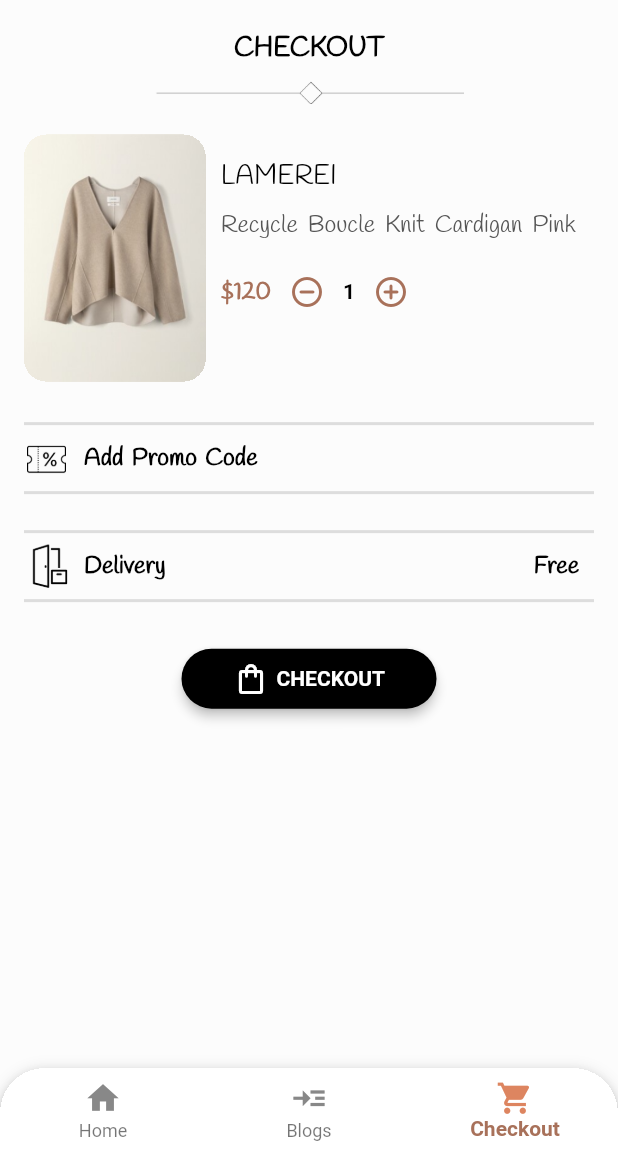
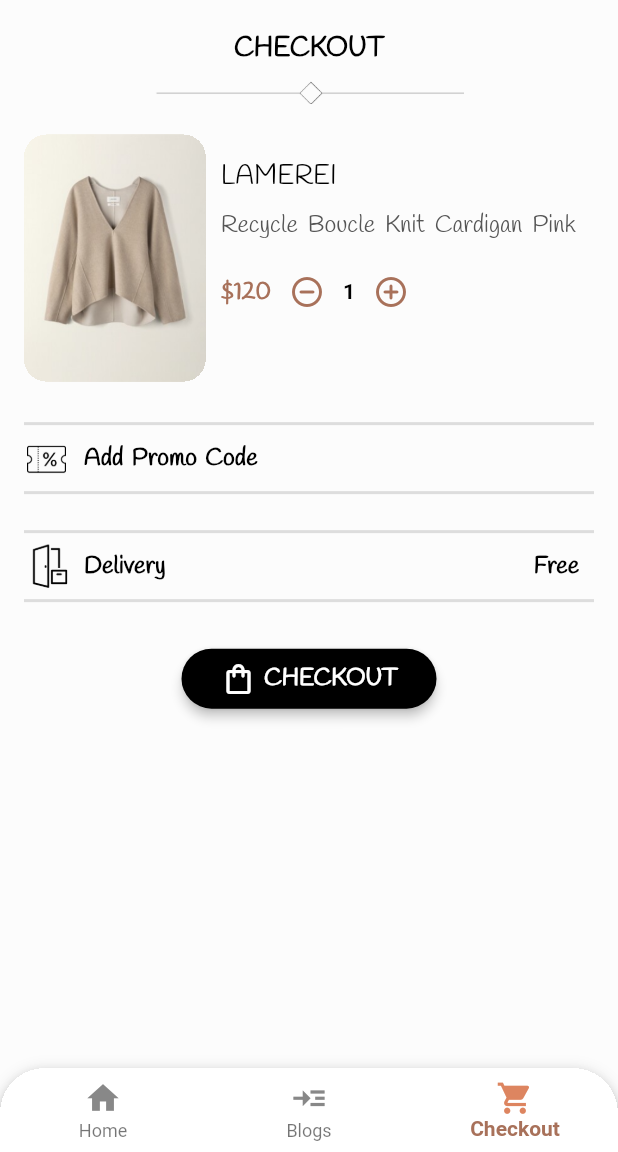
Before and after one commit to gorkemtoprak/OpenFashionApp, a Flutter app: the CheckoutView screen opened by its route, on a phone screen of 412 x 824 dp, the part 84-1236 px from its top. Run offline on Flutter 3.47's test engine with Material 2 defaults, Android fonts, the phone set to English and light mode, and no system bars; our stand-ins replace auto_route, carousel_slider, flutter_credit_card, sliding_sheet, tab_indicator_styler.

Commit message:
Current state

```diff
--- a/lib/core/utils/datas.dart
+++ b/lib/core/utils/datas.dart
@@ -56,6 +56,7 @@ final List<ProductModel> products = [
     price: '\$${120}',
     ratings: '4.3',
     sizes: ['S', 'M', 'L'],
+    type: 'Apparel',
   ),
   ProductModel(
     id: '2',
@@ -65,6 +66,7 @@ final List<ProductModel> products = [
     price: '\$${100}',
     ratings: '4.2',
     sizes: ['S', 'M', 'L'],
+    type: 'Apparel',
   ),
   ProductModel(
     id: '3',
@@ -74,6 +76,7 @@ final List<ProductModel> products = [
     price: '\$${70}',
     ratings: '4.0',
     sizes: ['S', 'M', 'L'],
+    type: 'Apparel',
   ),
   ProductModel(
     id: '4',
@@ -83,6 +86,7 @@ final List<ProductModel> products = [
     price: '\$${40}',
     ratings: '3.6',
     sizes: ['S', 'M', 'L'],
+    type: 'Apparel',
   ),
   ProductModel(
     id: '5',
@@ -92,6 +96,177 @@ final List<ProductModel> products = [
     price: '\$${110}',
     ratings: '4.3',
     sizes: ['S', 'M', 'L'],
+    type: 'Apparel',
+  ),
+  ProductModel(
+    id: '6',
+    productName: 'BURBERRY',
+    description: 'Recycle Boucle Knit Cardigan Pink',
+    productImage: 'assets/dress/dressTwo.png',
+    price: '\$${150}',
+    ratings: '4.2',
+    sizes: ['S', 'M', 'L'],
+    type: 'Apparel',
+  ),
+  ProductModel(
+    id: '7',
+    productName: 'BURBERRY',
+    description: 'Recycle Boucle Knit Cardigan Pink',
+    productImage: 'assets/dress/dressTwo.png',
+    price: '\$${130}',
+    ratings: '4.6',
+    sizes: ['S', 'M', 'L'],
+    type: 'Apparel',
+  ),
+  ProductModel(
+    id: '8',
+    productName: 'BURBERRY',
+    description: 'Recycle Boucle Knit Cardigan Pink',
+    productImage: 'assets/dress/dressThree.png',
+    price: '\$${130}',
+    ratings: '4.3',
+    sizes: ['S', 'M', 'L'],
+    type: 'Apparel',
+  ),
+  ProductModel(
+    id: '9',
+    productName: 'BURBERRY',
+    description: 'Recycle Boucle Knit Cardigan Pink',
+    productImage: 'assets/dress/dressFour.png',
+    price: '\$${120}',
+    ratings: '4.4',
+    sizes: ['S', 'M', 'L'],
+    type: 'Apparel',
+  ),
+  ProductModel(
+    id: '10',
+    productName: 'BURBERRY',
+    description: 'Recycle Boucle Knit Cardigan Pink',
+    productImage: 'assets/dress/dressFive.png',
+    price: '\$${125}',
+    ratings: '4.5',
+    sizes: ['S', 'M', 'L'],
+    type: 'Apparel',
+  ),
+  ProductModel(
+    id: '11',
+    productName: 'BURBERRY',
+    description: 'Recycle Boucle Knit Cardigan Pink',
+    productImage: 'assets/dress/dressSix.png',
+    price: '\$${130}',
+    ratings: '4.6',
+    sizes: ['S', 'M', 'L'],
+    type: 'Apparel',
+  ),
+  ProductModel(
+    id: '12',
+    productName: 'BURBERRY',
+    description: 'Recycle Boucle Knit Cardigan Pink',
+    productImage: 'assets/dress/dressSeven.png',
+    price: '\$${90}',
+    ratings: '3.9',
+    sizes: ['S', 'M', 'L'],
+    type: 'Apparel',
+  ),
+  ProductModel(
+    id: '13',
+    productName: 'BURBERRY',
+    description: 'Recycle Boucle Knit Cardigan Pink',
+    productImage: 'assets/ring/ringOne.png',
+    price: '\$${40}',
+    ratings: '3.9',
+    sizes: ['S', 'M', 'L'],
+    type: 'Ring',
+  ),
+  ProductModel(
+    id: '14',
+    productName: 'BURBERRY',
+    description: 'Recycle Boucle Knit Cardigan Pink',
+    productImage: 'assets/ring/ringTwo.png',
+    price: '\$${40}',
+    ratings: '3.9',
+    sizes: ['S', 'M', 'L'],
+    type: 'Ring',
+  ),
+  ProductModel(
+    id: '15',
+    productName: 'BURBERRY',
+    description: 'Recycle Boucle Knit Cardigan Pink',
+    productImage: 'assets/ring/ringThree.png',
+    price: '\$${40}',
+    ratings: '3.9',
+    sizes: ['S', 'M', 'L'],
+    type: 'Ring',
+  ),
+  ProductModel(
+    id: '16',
+    productName: 'BURBERRY',
+    description: 'Recycle Boucle Knit Cardigan Pink',
+    productImage: 'assets/ring/ringFour.png',
+    price: '\$${40}',
+    ratings: '3.9',
+    sizes: ['S', 'M', 'L'],
+    type: 'Ring',
+  ),
+  ProductModel(
+    id: '17',
+    productName: 'BURBERRY',
+    description: 'Recycle Boucle Knit Cardigan Pink',
+    productImage: 'assets/bag/bagOne.jpg',
+    price: '\$${40}',
+    ratings: '3.9',
+    sizes: ['S', 'M', 'L'],
+    type: 'Bag',
+  ),
+  ProductModel(
+    id: '18',
+    productName: 'BURBERRY',
+    description: 'Recycle Boucle Knit Cardigan Pink',
+    productImage: 'assets/bag/bagTwo.jpg',
+    price: '\$${40}',
+    ratings: '3.9',
+    sizes: ['S', 'M', 'L'],
+    type: 'Bag',
+  ),
+  ProductModel(
+    id: '19',
+    productName: 'BURBERRY',
+    description: 'Recycle Boucle Knit Cardigan Pink',
+    productImage: 'assets/bag/bagThree.jpg',
+    price: '\$${40}',
+    ratings: '3.9',
+    sizes: ['S', 'M', 'L'],
+    type: 'Bag',
+  ),
+  ProductModel(
+    id: '20',
+    productName: 'BURBERRY',
+    description: 'Recycle Boucle Knit Cardigan Pink',
+    productImage: 'assets/bag/bagFour.jpg',
+    price: '\$${40}',
+    ratings: '3.9',
+    sizes: ['S', 'M', 'L'],
+    type: 'Bag',
+  ),
+  ProductModel(
+    id: '21',
+    productName: 'BURBERRY',
+    description: 'Recycle Boucle Knit Cardigan Pink',
+    productImage: 'assets/bag/bagFive.jpg',
+    price: '\$${40}',
+    ratings: '3.9',
+    sizes: ['S', 'M', 'L'],
+    type: 'Bag',
+  ),
+  ProductModel(
+    id: '22',
+    productName: 'BURBERRY',
+    description: 'Recycle Boucle Knit Cardigan Pink',
+    productImage: 'assets/bag/bagSix.jpg',
+    price: '\$${40}',
+    ratings: '3.9',
+    sizes: ['S', 'M', 'L'],
+    type: 'Bag',
   ),
 ];
 
--- a/lib/models/product_model.dart
+++ b/lib/models/product_model.dart
@@ -9,6 +9,7 @@ class ProductModel {
   String? productImage;
   String? price;
   String? ratings;
+  String? type;
   List<String>? sizes;
   ProductModel({
     this.id,
@@ -17,6 +18,7 @@ class ProductModel {
     this.productImage,
     this.price,
     this.ratings,
+    this.type,
     this.sizes,
   });
 
@@ -27,6 +29,7 @@ class ProductModel {
     String? productImage,
     String? price,
     String? ratings,
+    String? type,
     List<String>? sizes,
   }) {
     return ProductModel(
@@ -36,6 +39,7 @@ class ProductModel {
       productImage: productImage ?? this.productImage,
       price: price ?? this.price,
       ratings: ratings ?? this.ratings,
+      type: type ?? this.type,
       sizes: sizes ?? this.sizes,
     );
   }
@@ -48,6 +52,7 @@ class ProductModel {
       'productImage': productImage,
       'price': price,
       'ratings': ratings,
+      'type': type,
       'sizes': sizes,
     };
   }
@@ -60,6 +65,7 @@ class ProductModel {
       productImage: map['productImage'],
       price: map['price'],
       ratings: map['ratings'],
+      type: map['type'],
       sizes: List<String>.from(map['sizes']),
     );
   }
@@ -71,7 +77,7 @@ class ProductModel {
 
   @override
   String toString() {
-    return 'ProductModel(id: $id, productName: $productName, description: $description, productImage: $productImage, price: $price, ratings: $ratings, sizes: $sizes)';
+    return 'ProductModel(id: $id, productName: $productName, description: $description, productImage: $productImage, price: $price, ratings: $ratings, type: $type, sizes: $sizes)';
   }
 
   @override
@@ -85,6 +91,7 @@ class ProductModel {
         other.productImage == productImage &&
         other.price == price &&
         other.ratings == ratings &&
+        other.type == type &&
         listEquals(other.sizes, sizes);
   }
 
@@ -96,6 +103,7 @@ class ProductModel {
         productImage.hashCode ^
         price.hashCode ^
         ratings.hashCode ^
+        type.hashCode ^
         sizes.hashCode;
   }
 }
--- a/lib/shared/custom_elevated_button.dart
+++ b/lib/shared/custom_elevated_button.dart
@@ -43,9 +43,10 @@ class CustomElevatedButton extends StatelessWidget {
           Text(
             title ?? '',
             style: TextStyle(
-              // fontSize: 12,
+              fontSize: 16,
               fontWeight: FontWeight.w700,
               color: titleColor,
+              fontFamily: 'Handlee',
             ),
           ),
         ],
--- a/lib/shared/drawer.dart
+++ b/lib/shared/drawer.dart
@@ -49,11 +49,6 @@ class NavigationDrawerWidget extends StatelessWidget {
                 },
                 text: 'Contact Us',
                 icon: Icons.quick_contacts_dialer_outlined,
-              ),
-              buildMenuItem(
-                onClicked: () {},
-                text: 'Help',
-                icon: Icons.help_center_outlined,
               ),
               const SizedBox(height: 40),
               Column(
@@ -110,6 +105,8 @@ Widget buildMenuItem({
       text,
       style: const TextStyle(
         color: color,
+        fontFamily: 'Handlee',
+        fontSize: 16,
       ),
     ),
     hoverColor: hoverColor,
--- a/lib/views/blog/subviews/blog_detail_view.dart
+++ b/lib/views/blog/subviews/blog_detail_view.dart
@@ -35,6 +35,7 @@ class BlogDetailView extends StatelessWidget {
                   style: const TextStyle(
                     color: Constants.bodyColor,
                     fontSize: 16,
+                    fontFamily: 'Handlee',
                     fontWeight: FontWeight.bold,
                   ),
                 ),
@@ -44,6 +45,7 @@ class BlogDetailView extends StatelessWidget {
                   style: const TextStyle(
                     color: Constants.labelColor,
                     fontSize: 14,
+                    fontFamily: 'Handlee',
                     fontWeight: FontWeight.w500,
                   ),
                 ),
--- a/lib/views/blog/widgets/blog_card_widget.dart
+++ b/lib/views/blog/widgets/blog_card_widget.dart
@@ -37,7 +37,7 @@ class BlogCardWidget extends StatelessWidget {
                   style: const TextStyle(
                     color: Colors.white,
                     fontSize: 18,
-                    // fontFamily: 'Handlee',
+                    fontFamily: 'Handlee',
                     fontWeight: FontWeight.bold,
                   ),
                 ), //Text
--- a/pubspec.yaml
+++ b/pubspec.yaml
@@ -11,6 +11,9 @@ environment:
 dependencies:
   flutter:
     sdk: flutter
+
+  #LOGIC
+  stacked: ^2.3.8
 
   #UTILS
   cupertino_icons: ^1.0.2
```
Also changed, not shown: pubspec.lock.
